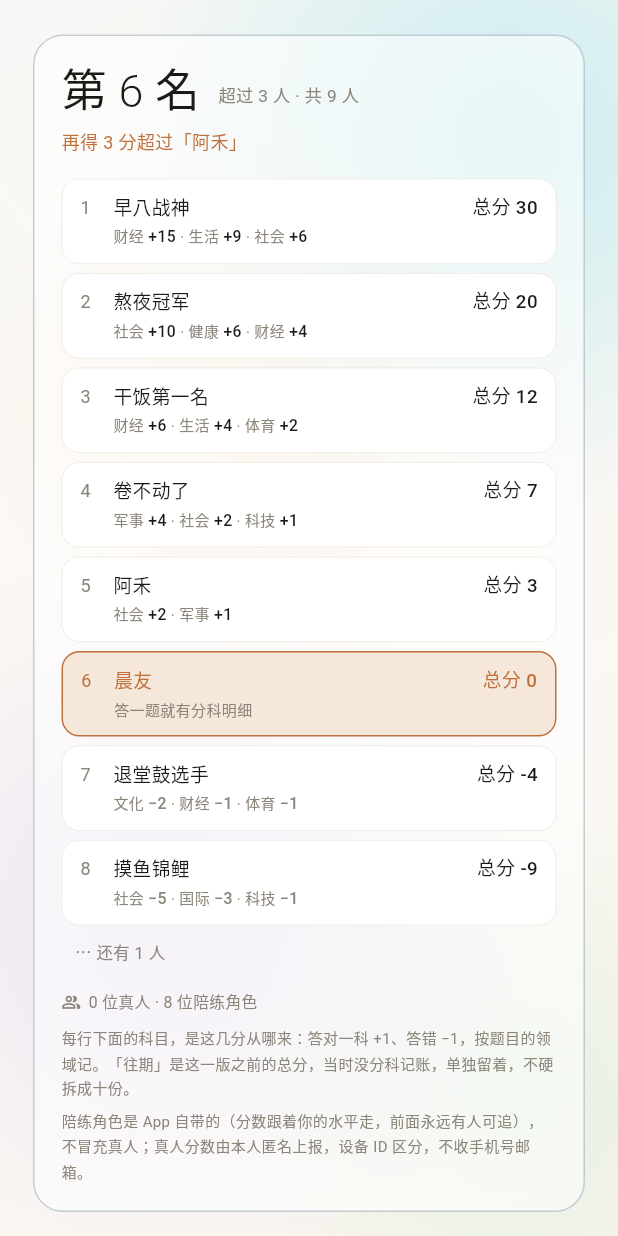
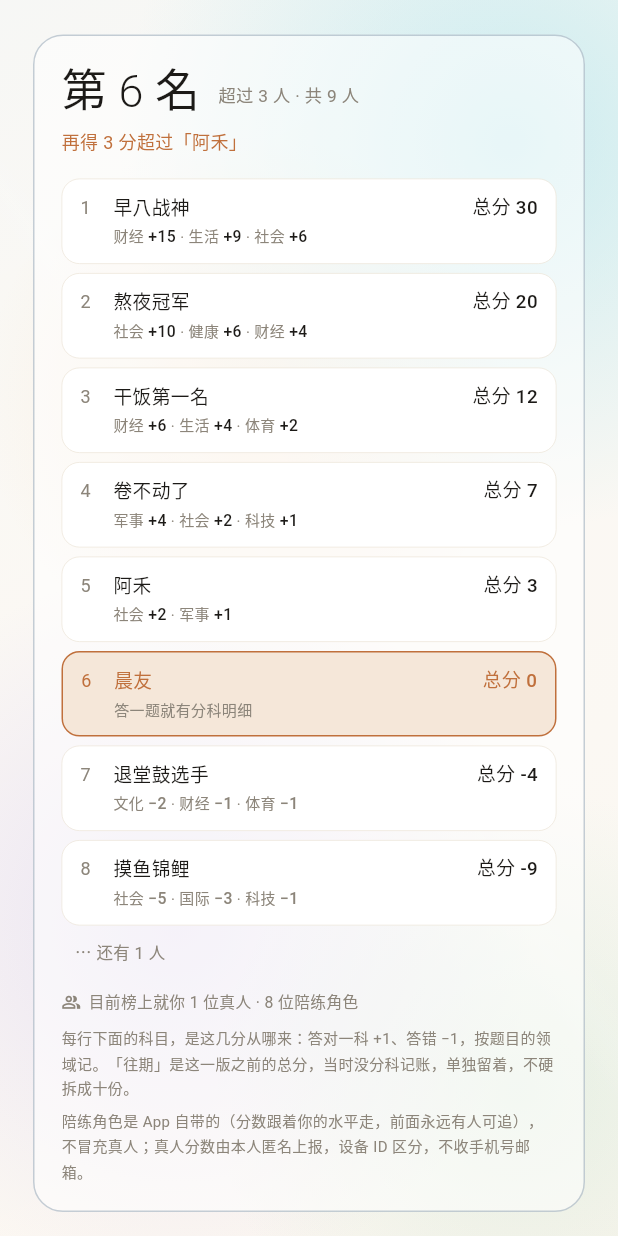
Before and after one commit to xia259214-beep/morning-app, a Flutter app: the RankPage screen opened directly, scrolled down 576 dp, on a phone screen of 412 x 824 dp. Run offline on Flutter 3.47's test engine with Material 3 defaults, Android fonts, the phone set to English and light mode, and no system bars; accounts and stored records are empty; network calls fail.

Commit message:
v1.21.2：答题自动上报，真人自动上榜
原来只有手动点「上报分数」才传云端——平板和手机都答了题，
谁也看不见谁，榜上永远「0 位真人」。

- 答完一题自动上报（90 秒节流，不每题一发）
- 打开榜单页先强制报自己、再拉全榜，拉回来的列表才含刚上线的真人
- 计数改「2 位真人（含你）」/「目前榜上就你 1 位真人」，
  不再出现「我答了题却显示 0 位真人」这种自相矛盾的话

```diff
--- a/lib/core.dart
+++ b/lib/core.dart
@@ -9,7 +9,7 @@ import 'glass.dart';
 import 'liquid.dart';
 
 /// App 版本号（与 pubspec.yaml 同步）。展示与崩溃日志都用它，避免写死多处。
-const String kAppVersion = '1.21.1';
+const String kAppVersion = '1.21.2';
 
 // ============================================================================
 // 1. 设计系统（Minimal / 安静 / 温暖）
--- a/lib/leaderboard.dart
+++ b/lib/leaderboard.dart
@@ -416,12 +416,29 @@ class LeaderSync {
     req.headers.set('x-wb-webapp-access-key', publishableKey);
   }
 
+  /// 自动上报的节流：答题答得密的时候不必每题一发，
+  /// 90 秒内的合并到下一次；打开榜单页用 force 绕过。
+  static DateTime? _lastAutoUpload;
+
+  /// 「只要是人答了题就要显示」——答题后自动上报，不用手动点。
+  /// 失败静默，下次答题再试；返回值只给想等的调用方。
+  static Future<bool> uploadAuto({bool force = false}) async {
+    if (!enabled) return false;
+    if (!force &&
+        _lastAutoUpload != null &&
+        DateTime.now().difference(_lastAutoUpload!) <
+            const Duration(seconds: 90)) {
+      return true;
+    }
+    _lastAutoUpload = DateTime.now();
+    return upload();
+  }
+
   /// 上报自己的分数。用 upsert：同一设备 ID 只更新一行，不会越用越多。
   /// 失败静默（这是激励功能，不该打断答题），由调用方决定是否提示。
   static Future<bool> upload({
     Duration timeout = const Duration(seconds: 8),
-  }) async {
-    if (!enabled) return false;
+  }) async {    if (!enabled) return false;
     final id = Leaderboard.ensureDeviceId();
     final s = ScoreBook.instance;
     final body = jsonEncode([
--- a/lib/pages_quiz.dart
+++ b/lib/pages_quiz.dart
@@ -230,7 +230,12 @@ class _QuizPageState extends State<QuizPage> {
       },
       earlyStopLabel: '先停一下，看看成绩',
       // v1.20.0：每题判完立刻重算名次——这是「实时」最直接的体感
-      onAnswered: () => setState(() {}),
+      // v1.21.2：顺手把自己的分数报上去（90 秒节流），不用手动点。
+      // 不等它——上报失败也不打断答题，下次再试。
+      onAnswered: () {
+        setState(() {});
+        LeaderSync.uploadAuto();
+      },
     );
   }
 
--- a/lib/pages_rank.dart
+++ b/lib/pages_rank.dart
@@ -48,10 +48,17 @@ class _RankPageState extends State<RankPage> {
     _profile = Profile.load();
     Leaderboard.ensureDeviceId();
     _online = LeaderSync.enabled;
-    // 先用缓存/纯内置把榜撑起来（本地即时，不闪空白），再按节流拉真人。
+    // 先用缓存/纯内置把榜撑起来（本地即时，不闪空白）。
     _real = LeaderSync.cached;
     _board = _makeBoard();
-    if (_online && LeaderSync.dueForPull) _pull(background: true);
+    // v1.21.2：打开榜单页就先把自己的分数报上去，再拉全榜——
+    // 拉回来的列表里才有刚上过线的自己和别人。以前只有手动点
+    // 「上报分数」才传，两台设备都答了题也互相看不见。
+    if (_online) {
+      LeaderSync.uploadAuto(force: true).then((_) {
+        if (mounted) _pull(background: true);
+      });
+    }
   }
 
   LeaderSnapshot _makeBoard() => Leaderboard.snapshot(
@@ -468,7 +475,12 @@ class _RankPageState extends State<RankPage> {
                   Icon(Icons.people_alt_outlined,
                       size: 13, color: AppColor.sub),
                   const SizedBox(width: 5),
-                  Text('${b.realCount} 位真人 · ${b.builtInCount} 位陪练角色',
+                  // 自己也是一位真人，别把它漏在计数外面——
+                  // 「0 位真人」会让答了题的人以为上报没生效。
+                  Text(
+                      b.realCount == 0
+                          ? '目前榜上就你 1 位真人 · ${b.builtInCount} 位陪练角色'
+                          : '${b.realCount + 1} 位真人（含你） · ${b.builtInCount} 位陪练角色',
                       style: TextStyle(fontSize: 10.5, color: AppColor.sub)),
                 ],
               ),
--- a/pubspec.yaml
+++ b/pubspec.yaml
@@ -2,7 +2,7 @@ name: morning
 description: "晨序 MORNING —— 让每一个清晨都有意义。Android 智能闹钟与晨间流程 App（V1）。"
 publish_to: 'none'
 
-version: 1.21.1+38
+version: 1.21.2+39
 
 environment:
   sdk: ^3.5.4
```
Also changed, not shown: 2 other files.
